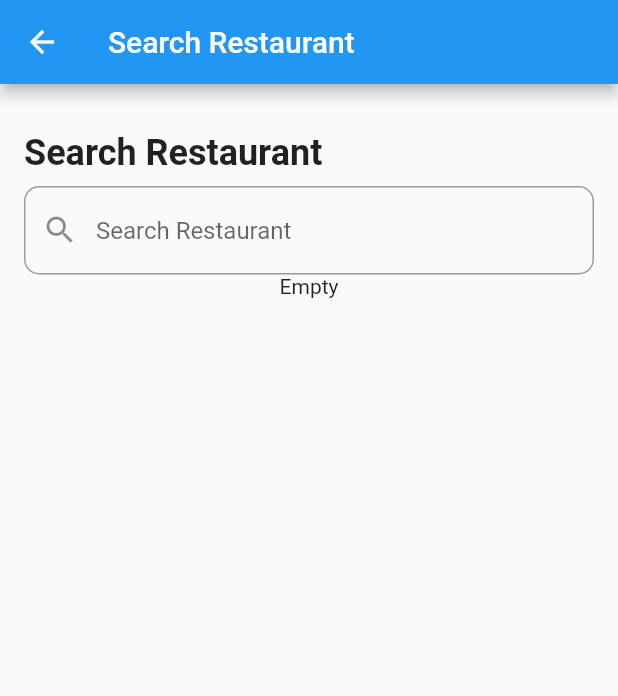
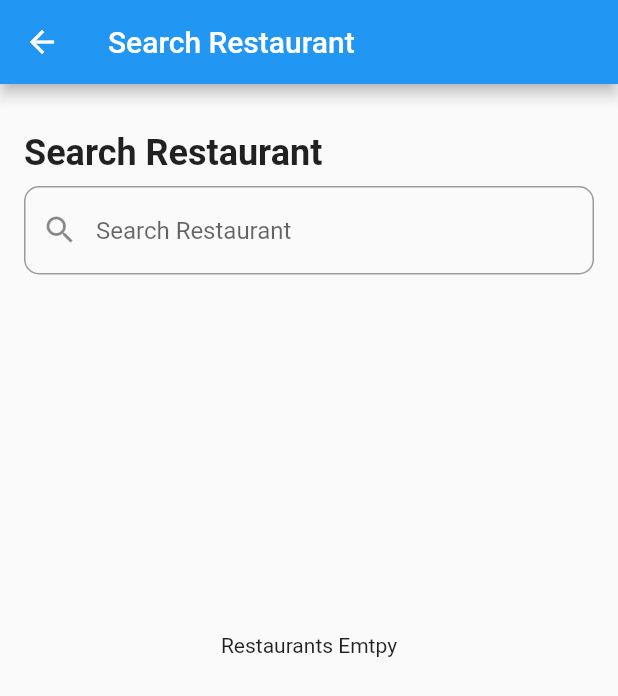
Before and after one commit to adrisabik/flutter_restaurant_app_api, a Flutter app: the screen it shows after launch, after a tap on the "search" icon, on a phone screen of 412 x 824 dp. Shown: the top 696 px of the screen. Run offline on Flutter 3.47's test engine with Material 2 defaults, Android fonts, the phone set to English and light mode, and no system bars; network calls fail.

Commit message:
update search

```diff
--- a/lib/component/restaurant_list.dart
+++ b/lib/component/restaurant_list.dart
@@ -66,15 +66,15 @@ class RestaurantList extends StatelessWidget {
                   }
                 );
               } else if (state.state == ResultState.noData) {
-                return Center(
+                return const Center(
                   child: Material(
-                    child: Text(state.message),
+                    child: Text("Data Kosong"),
                   ),
                 );
               } else if (state.state == ResultState.error) {
-                return Center(
+                return const Center(
                   child: Material(
-                    child: Text(state.message),
+                    child: Text("Periksa kembali koneksi internet anda"),
                   ),
                 );
               } else {
--- /dev/null
+++ b/lib/data/model/restaurant_search.dart
@@ -0,0 +1,44 @@
+class RestaurantSearchResult {
+  RestaurantSearchResult({
+    required this.error,
+    required this.founded,
+    required this.restaurants,
+  });
+
+  bool error;
+  int founded;
+  List<Restaurant> restaurants;
+
+  factory RestaurantSearchResult.fromJson(Map<String, dynamic> json) => RestaurantSearchResult(
+    error: json["error"],
+    founded: json["founded"],
+    restaurants: List<Restaurant>.from(json["restaurants"].map((x) => Restaurant.fromJson(x))),
+  );
+}
+
+class Restaurant {
+  Restaurant({
+    required this.id,
+    required this.name,
+    required this.description,
+    required this.pictureId,
+    required this.city,
+    required this.rating,
+  });
+
+  String id;
+  String name;
+  String description;
+  String pictureId;
+  String city;
+  double rating;
+
+  factory Restaurant.fromJson(Map<String, dynamic> json) => Restaurant(
+    id: json["id"],
+    name: json["name"],
+    description: json["description"],
+    pictureId: json["pictureId"],
+    city: json["city"],
+    rating: json["rating"]?.toDouble(),
+  );
+}
--- a/lib/provider/restaurant_search_provider.dart
+++ b/lib/provider/restaurant_search_provider.dart
@@ -1,6 +1,6 @@
 import 'dart:async';
 import 'package:flutter/material.dart';
-import 'package:flutter_restaurant_app_api/data/model/restaurant.dart';
+import 'package:flutter_restaurant_app_api/data/model/restaurant_search.dart';
 import 'package:flutter_restaurant_app_api/data/api/api_service.dart';
 import 'dart:developer';
 
@@ -10,49 +10,27 @@ class RestaurantSearchProvider extends ChangeNotifier {
   final ApiService apiService;
   String query;
 
-  RestaurantSearchProvider({required this.apiService, required this.query}) {
-    _fetchAllRestaurants();
+  RestaurantSearchProvider({required this.apiService, required this.query}){
+    _fetchSearchRestaurants();
   }
 
-  late RestaurantsResult _restaurantsResult;
+  late RestaurantSearchResult _restaurantsResult;
   late ResultState _state;
   String _message = '';
 
   String get message => _message;
-  RestaurantsResult get result => _restaurantsResult;
+  RestaurantSearchResult get result => _restaurantsResult;
   ResultState get state => _state;
 
-  // Future<dynamic> _fetchAllRestaurants() async {
-
-  //   try {
-  //     log('data: $query');
-  //     _state = ResultState.loading;
-  //     notifyListeners();
-  //     await apiService.restaurantSearch(query).then((response) {
-  //       log('data: $query');
-  //       if (response.restaurants.isEmpty) {
-  //         _state = ResultState.noData;
-  //         notifyListeners();
-  //         return _message = 'No Data';
-  //       } else {
-  //         _state = ResultState.hasData;
-  //         notifyListeners();
-  //         return _restaurantsResult = response;
-  //       }
-  //     });
-  //     log('data: $query');
-  //   } catch (e) {
-  //     _state = ResultState.error;
-  //     notifyListeners();
-  //     return _message = 'Error: $e';
-  //   }
-  // }
-  Future<dynamic> _fetchAllRestaurants() async {
+  Future<dynamic> _fetchSearchRestaurants() async {
+    log(query);
     try {
       _state = ResultState.loading;
       notifyListeners();
+      log('before await');
       final restaurants = await apiService.restaurantSearch(query);
-      if (restaurants.restaurants.isEmpty) {
+      log('after await');
+      if(restaurants.restaurants.isEmpty){
         _state = ResultState.noData;
         notifyListeners();
         return _message = 'No Data';
@@ -61,7 +39,8 @@ class RestaurantSearchProvider extends ChangeNotifier {
         notifyListeners();
         return _restaurantsResult = restaurants;
       }
-    } catch (e) {
+    }
+    catch(e){
       _state = ResultState.error;
       notifyListeners();
       return _message = 'Error: $e';
--- a/lib/screen/search_page.dart
+++ b/lib/screen/search_page.dart
@@ -18,6 +18,8 @@ class _SearchPageState extends State<SearchPage> {
 
   @override
   Widget build(BuildContext context) {
+    Size size = MediaQuery.of(context).size;
+
     return Scaffold(
       appBar: AppBar(
         title: const Text('Search Restaurant'),
@@ -40,8 +42,7 @@ class _SearchPageState extends State<SearchPage> {
                 ),
               ),
               const SizedBox(height: 8),
-              Container(
-                child: TextField(
+              TextField(
                 decoration: InputDecoration(
                   hintText: 'Search Restaurant',
                   prefixIcon: const Icon(Icons.search),
@@ -55,10 +56,14 @@ class _SearchPageState extends State<SearchPage> {
                   });
                 },
               ),
-              ),
               Container(
                 child: _query.isEmpty
-                  ? const Center(child: Text('Empty'))
+                  ? Container(
+                      height: size.height * 0.6,
+                      child: const Center(
+                        child: Text('Restaurants Emtpy')
+                      )
+                    )
                   : ChangeNotifierProvider<RestaurantSearchProvider>(
                     create: (_) => RestaurantSearchProvider(apiService: ApiService(), query: _query),
                     child: const RestaurantSearch(),
```
Also changed, not shown: lib/component/restaurant_detail.dart (+4 -4 lines), lib/component/restaurant_search.dart (+13 -6 lines), lib/data/api/api_service.dart (+6 -9 lines). Lines whose indentation alone changed are shown as unchanged.
